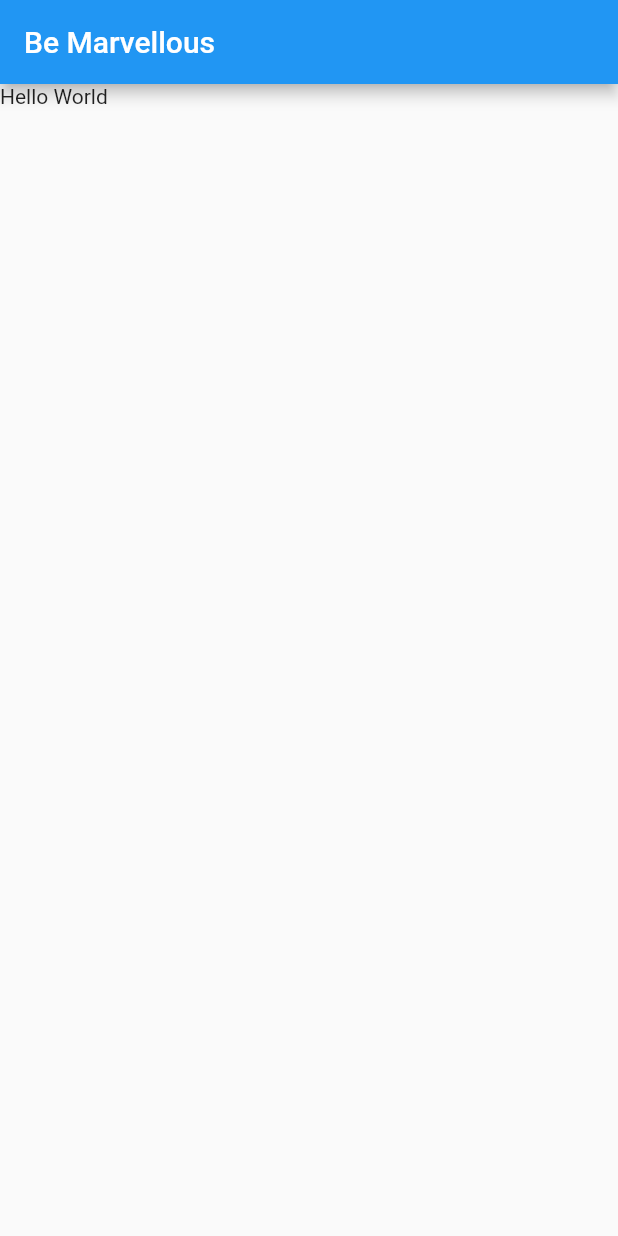
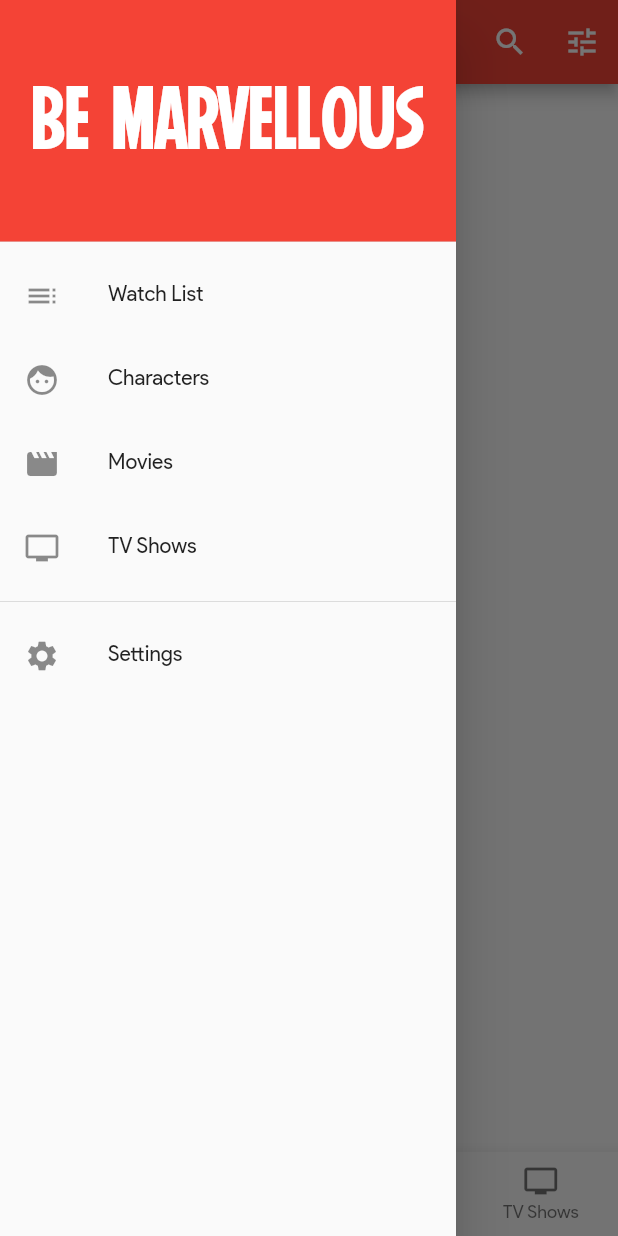
Before and after one commit to Rizwan-Raza/Be-Marvellous-Flutter, a Flutter app: the screen it shows after launch, with the side drawer open (before the commit the screen has no drawer), on a phone screen of 412 x 824 dp. Run offline on Flutter 3.47's test engine with Material 2 defaults, Android fonts, the phone set to English and light mode, and no system bars; drawn by our look-alikes of firebase_database; our stand-ins replace rxdart, shared_preferences.

Commit message:
Watch Order added

```diff
--- a/lib/main.dart
+++ b/lib/main.dart
@@ -1,6 +1,4 @@
 import 'src/app.dart';
 import 'package:flutter/material.dart';
 
-main(List<String> args) {
-  runApp(App());
-}
+main(List<String> args) => runApp(App());
--- a/lib/src/app.dart
+++ b/lib/src/app.dart
@@ -1,5 +1,5 @@
 import 'package:flutter/material.dart';
-import 'screens/order.dart';
+import 'screens/home.dart';
 
 class App extends StatelessWidget {
   const App({Key key}) : super(key: key);
@@ -8,7 +8,11 @@ class App extends StatelessWidget {
   Widget build(BuildContext context) {
     return MaterialApp(
       title: "Be Marvellous",
-      home: OrderScreen(),
+      theme: ThemeData(
+        primarySwatch: Colors.red,
+        fontFamily: 'Product-Sans',
+      ),
+      home: Home(),
     );
   }
 }
--- /dev/null
+++ b/lib/src/blocs/watchlist.dart
@@ -0,0 +1,17 @@
+import 'package:be_marvellous/src/models/watch_item.dart';
+import 'package:rxdart/rxdart.dart';
+import '../resources/data_provider.dart';
+
+class WatchListBloc {
+  final DataProvider provider = DataProvider();
+
+  final PublishSubject<List<WatchItem>> watchList =
+      PublishSubject<List<WatchItem>>();
+
+  Observable<List<WatchItem>> get topIds => watchList.stream;
+
+  getWatchList() async {
+    final list = await provider.getWatchList();
+    watchList.sink.add(list);
+  }
+}
--- /dev/null
+++ b/lib/src/models/watch_item.dart
@@ -0,0 +1,10 @@
+class WatchItem {
+  int id;
+  int type;
+  String title;
+
+  WatchItem({this.id, this.type, this.title});
+
+  WatchItem.fromMap(Map<dynamic, dynamic> data, int id)
+      : this(id: id, type: data['type'], title: data['title']);
+}
--- /dev/null
+++ b/lib/src/models/watch_items.dart
@@ -0,0 +1,27 @@
+class WatchItems {
+  static const int MOVIE = 1;
+  static const int TV_SHOW = 2;
+  static const int COMIC = 3;
+  static const int COMMERCIAL = 4;
+  static const int SHORT_MOVIE = 5;
+  static const int PRELUDE = 6;
+
+  static String getTitle(int type) {
+    switch (type) {
+      case WatchItems.MOVIE:
+        return "Movie";
+      case WatchItems.TV_SHOW:
+        return "TV Show";
+      case WatchItems.COMIC:
+        return "Comic";
+      case WatchItems.COMMERCIAL:
+        return "Commercial";
+      case WatchItems.SHORT_MOVIE:
+        return "Short Movie";
+      case WatchItems.PRELUDE:
+        return "Prelude";
+      default:
+        return "MCU Content";
+    }
+  }
+}
--- /dev/null
+++ b/lib/src/screens/home.dart
@@ -0,0 +1,214 @@
+import 'package:be_marvellous/src/resources/data_provider.dart';
+import 'package:be_marvellous/src/screens/search.dart';
+
+import 'sub-screens/order.dart';
+import 'package:flutter/material.dart';
+
+class Home extends StatefulWidget {
+  Home({Key key}) : super(key: key);
+
+  _HomeState createState() => _HomeState();
+}
+
+class _HomeState extends State<Home> {
+  Widget appBarTitle = Padding(
+    padding: const EdgeInsets.only(top: 6.0),
+    child: Text(
+      "BE MARVELLOUS",
+      style: TextStyle(
+        fontFamily: 'Marvel',
+        fontSize: 28.0,
+      ),
+    ),
+  );
+  Icon actionIcon = new Icon(
+    Icons.search,
+    color: Colors.white,
+  );
+
+  bool _isSearching = false;
+  String _searchText = "";
+
+  final TextEditingController _searchQuery = new TextEditingController();
+
+  int index = 0;
+  List<Widget> nav = <Widget>[
+    OrderScreen(),
+    Container(
+        child: Center(
+          child: Text("Coming Soon"),
+        ),
+        color: Colors.red[100]),
+    Container(
+        child: Center(
+          child: Text("Coming Soon"),
+        ),
+        color: Colors.red[200]),
+    Container(
+        child: Center(
+          child: Text("Coming Soon"),
+        ),
+        color: Colors.red[300]),
+  ];
+  @override
+  Widget build(BuildContext context) {
+    return Scaffold(
+      appBar: AppBar(
+        title: appBarTitle,
+        actions: <Widget>[
+          IconButton(
+              icon: actionIcon,
+              onPressed: () {
+                setState(() {
+                  if (this.actionIcon.icon == Icons.search) {
+                    this.actionIcon = Icon(
+                      Icons.close,
+                      color: Colors.white,
+                    );
+                    this.appBarTitle = Padding(
+                      padding: EdgeInsets.only(top: 8.0),
+                      child: TextField(
+                        autofocus: true,
+                        controller: _searchQuery,
+                        style: TextStyle(
+                          color: Colors.white,
+                        ),
+                        decoration: InputDecoration(
+                            prefixIcon: Icon(Icons.search, color: Colors.white),
+                            border: InputBorder.none,
+                            hintText: "Search...",
+                            hintStyle: TextStyle(color: Colors.white)),
+                      ),
+                    );
+                    _isSearching = true;
+                  } else {
+                    this.actionIcon = new Icon(
+                      Icons.search,
+                      color: Colors.white,
+                    );
+                    this.appBarTitle = _getDefaultAppBar();
+                    _isSearching = false;
+                    _searchQuery.clear();
+                  }
+                });
+              }),
+          IconButton(
+            icon: Icon(Icons.tune),
+            onPressed: () {
+              Navigator.push(
+                context,
+                MaterialPageRoute(builder: (context) => SearchList()),
+              );
+            },
+          ),
+        ],
+      ),
+      drawer: Drawer(
+        child: ListView(
+          // Important: Remove any padding from the ListView.
+          padding: EdgeInsets.zero,
+          children: <Widget>[
+            DrawerHeader(
+              child: Container(
+                alignment: Alignment.center,
+                child: Text(
+                  'BE MARVELLOUS',
+                  style: TextStyle(
+                      fontFamily: 'Marvel',
+                      fontSize: 60.0,
+                      color: Colors.white),
+                ),
+              ),
+              decoration: BoxDecoration(
+                color: Colors.red,
+              ),
+            ),
+            ListTile(
+              title: Text('Watch List'),
+              leading: Icon(Icons.toc),
+              onTap: () {
+                onTabTapped(0);
+                Navigator.pop(context);
+              },
+            ),
+            ListTile(
+              title: Text('Characters'),
+              leading: Icon(Icons.face),
+              onTap: () {
+                onTabTapped(1);
+                Navigator.pop(context);
+              },
+            ),
+            ListTile(
+              title: Text('Movies'),
+              leading: Icon(Icons.movie),
+              onTap: () {
+                onTabTapped(2);
+                Navigator.pop(context);
+              },
+            ),
+            ListTile(
+              title: Text('TV Shows'),
+              leading: Icon(Icons.tv),
+              onTap: () {
+                onTabTapped(4);
+                Navigator.pop(context);
+              },
+            ),
+            Divider(),
+            ListTile(
+              title: Text('Settings'),
+              leading: Icon(Icons.settings),
+              onTap: () {
+                // onTabTapped(1);
+              },
+            ),
+          ],
+        ),
+      ),
+      bottomNavigationBar: BottomNavigationBar(
+        type: BottomNavigationBarType.fixed,
+        onTap: onTabTapped,
+        currentIndex: this.index,
+        items: [
+          BottomNavigationBarItem(
+            icon: Icon(Icons.toc),
+            title: Text("Watch List"),
+          ),
+          BottomNavigationBarItem(
+            icon: Icon(Icons.face),
+            title: Text("Characters"),
+          ),
+          BottomNavigationBarItem(
+            icon: Icon(Icons.movie),
+            title: Text("Movies"),
+          ),
+          BottomNavigationBarItem(
+            icon: Icon(Icons.tv),
+            title: Text("TV Shows"),
+          ),
+        ],
+      ),
+      body: nav[this.index],
+    );
+  }
+
+  onTabTapped(int index) {
+    setState(() {
+      this.index = index;
+    });
+  }
+
+  Widget _getDefaultAppBar() {
+    return Padding(
+      padding: const EdgeInsets.only(top: 6.0),
+      child: Text(
+        "BE MARVELLOUS",
+        style: TextStyle(
+          fontFamily: 'Marvel',
+          fontSize: 28.0,
+        ),
+      ),
+    );
+  }
+}
--- a/lib/src/screens/order.dart
+++ /dev/null
@@ -1,21 +0,0 @@
-import 'package:flutter/material.dart';
-
-class OrderScreen extends StatelessWidget {
-  const OrderScreen({Key key}) : super(key: key);
-
-  @override
-  Widget build(BuildContext context) {
-    return Scaffold(
-      appBar: AppBar(
-        title: Text("Be Marvellous"),
-      ),
-      body: ListView(
-        children: <Widget>[
-          Container(
-            child: Text("Hello World"),
-          )
-        ],
-      ),
-    );
-  }
-}
--- /dev/null
+++ b/lib/src/screens/sub-screens/order.dart
@@ -0,0 +1,79 @@
+import 'dart:convert';
+
+import 'package:be_marvellous/src/models/watch_item.dart';
+import 'package:be_marvellous/src/models/watch_items.dart';
+import 'package:firebase_database/firebase_database.dart';
+import 'package:firebase_database/ui/firebase_animated_list.dart';
+import 'package:flutter/material.dart';
+import 'package:shared_preferences/shared_preferences.dart';
+
+class OrderScreen extends StatefulWidget {
+  const OrderScreen({Key key}) : super(key: key);
+
+  @override
+  _OrderScreenState createState() => _OrderScreenState();
+}
+
+class _OrderScreenState extends State<OrderScreen> {
+  SharedPreferences prefs;
+  List<dynamic> watched = [];
+
+  _OrderScreenState() {
+    init();
+  }
+
+  void init() async {
+    super.initState();
+    prefs = await SharedPreferences.getInstance();
+    watched = json.decode(prefs.getString('watchList') ?? '[]');
+    print('Pressed $watched times.');
+  }
+
+  @override
+  Widget build(BuildContext context) {
+    return Column(
+      children: <Widget>[
+        Flexible(
+          child: FirebaseAnimatedList(
+            query: FirebaseDatabase.instance.reference().child("order"),
+            padding: EdgeInsets.all(8.0),
+            reverse: false,
+            itemBuilder:
+                (_, DataSnapshot snapshot, Animation<double> animation, int x) {
+              return getWatchItemTile(
+                  WatchItem.fromMap(snapshot.value, int.parse(snapshot.key)));
+            },
+          ),
+        ),
+      ],
+    );
+  }
+
+  Widget getWatchItemTile(WatchItem item) {
+    return Column(
+      children: <Widget>[
+        CheckboxListTile(
+          title: Text(item.title),
+          subtitle: Text(WatchItems.getTitle(item.type)),
+          dense: true,
+          secondary: Icon(Icons.stars),
+          onChanged: (bool value) async {
+            setState(() {
+              if (value) {
+                watched.add(item.id);
+                print(watched.toList());
+              } else {
+                watched.remove(item.id);
+              }
+            });
+            await prefs.setString('watchList', json.encode(watched));
+          },
+          value: watched.contains(item.id),
+        ),
+        Divider(
+          height: 0,
+        ),
+      ],
+    );
+  }
+}
```
Also changed, not shown: lib/src/resources/data_provider.dart (+8 -3 lines), lib/src/screens/search.dart (added, +156 -0 lines), pubspec.yaml (+9 -1 lines), fonts/marvel/Marvel-Regular.ttf (added), fonts/product-sans/ProductSans-Regular.ttf (added), pubspec.lock, 1 other file.
